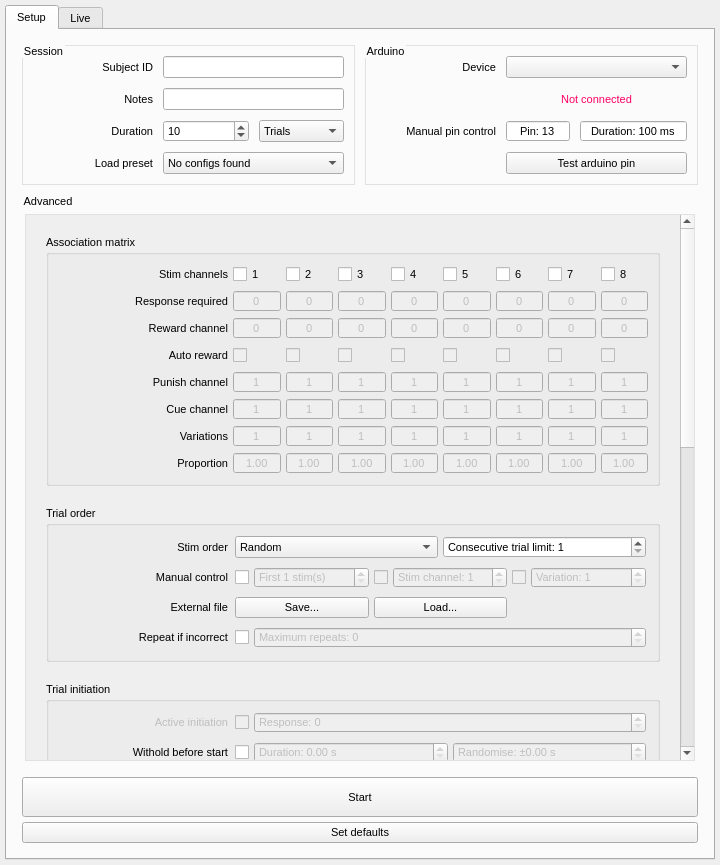
Qt form GUI/GUI.ui (llerussell/PyBehaviour) before a commit.
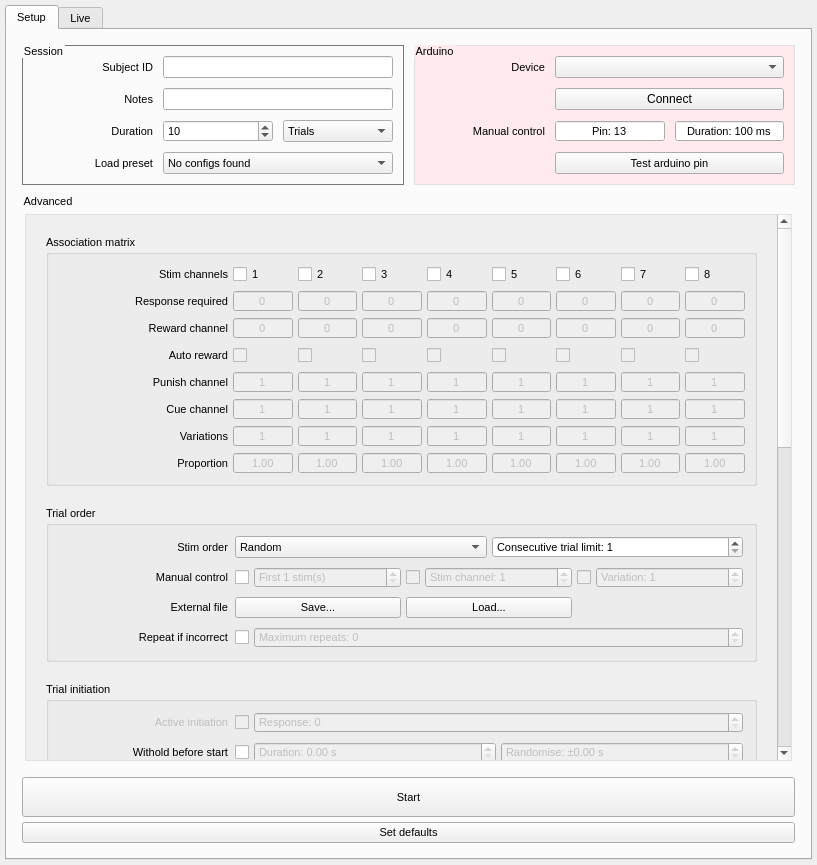
The same form after that commit.

Commit message: error handling

The edit to the form file:
```diff
--- a/GUI/GUI.ui
+++ b/GUI/GUI.ui
@@ -6,7 +6,7 @@
    <rect>
     <x>0</x>
     <y>0</y>
-    <width>720</width>
+    <width>817</width>
     <height>865</height>
    </rect>
   </property>
@@ -117,6 +117,7 @@
              <string notr="true">QGroupBox {
     border: 1px solid rgb(225, 225, 225);
     margin-top: 1.1em;
+	background-color: rgb(255, 234, 238);
 }
 
 QGroupBox::title {
@@ -332,37 +333,6 @@
                  </property>
                 </widget>
                </item>
-               <item row="1" column="1" colspan="2">
-                <widget class="QLabel" name="arduinoConnectedText_Label">
-                 <property name="sizePolicy">
-                  <sizepolicy hsizetype="Preferred" vsizetype="Preferred">
-                   <horstretch>0</horstretch>
-                   <verstretch>0</verstretch>
-                  </sizepolicy>
-                 </property>
-                 <property name="minimumSize">
-                  <size>
-                   <width>0</width>
-                   <height>0</height>
-                  </size>
-                 </property>
-                 <property name="font">
-                  <font>
-                   <family>Arial</family>
-                   <pointsize>8</pointsize>
-                  </font>
-                 </property>
-                 <property name="styleSheet">
-                  <string notr="true">color:rgb(255, 0, 100)</string>
-                 </property>
-                 <property name="text">
-                  <string>Not connected</string>
-                 </property>
-                 <property name="alignment">
-                  <set>Qt::AlignCenter</set>
-                 </property>
-                </widget>
-               </item>
                <item row="2" column="0">
                 <widget class="QLabel" name="label_29">
                  <property name="sizePolicy">
@@ -384,13 +354,23 @@
                   </font>
                  </property>
                  <property name="text">
-                  <string>Manual pin control</string>
+                  <string>Manual control</string>
                  </property>
                  <property name="alignment">
                   <set>Qt::AlignRight|Qt::AlignTrailing|Qt::AlignVCenter</set>
                  </property>
                 </widget>
                </item>
+               <item row="1" column="1" colspan="2">
+                <widget class="QPushButton" name="arduinoConnectDisconnect_pushButton">
+                 <property name="text">
+                  <string>Connect</string>
+                 </property>
+                 <property name="checkable">
+                  <bool>false</bool>
+                 </property>
+                </widget>
+               </item>
               </layout>
              </item>
             </layout>
@@ -418,7 +398,7 @@
             </property>
             <property name="styleSheet">
              <string notr="true">QGroupBox {
-    border: 1px solid rgb(225, 225, 225);
+    border: 1px solid rgb(120,120,120);
     margin-top: 1.1em;
 }
 
@@ -877,7 +857,7 @@
                    <rect>
                     <x>0</x>
                     <y>0</y>
-                    <width>637</width>
+                    <width>734</width>
                     <height>1212</height>
                    </rect>
                   </property>
```
Left out of the diff: 62 changed lines with no effect on the pictures. The commit also changes 2 other files.
